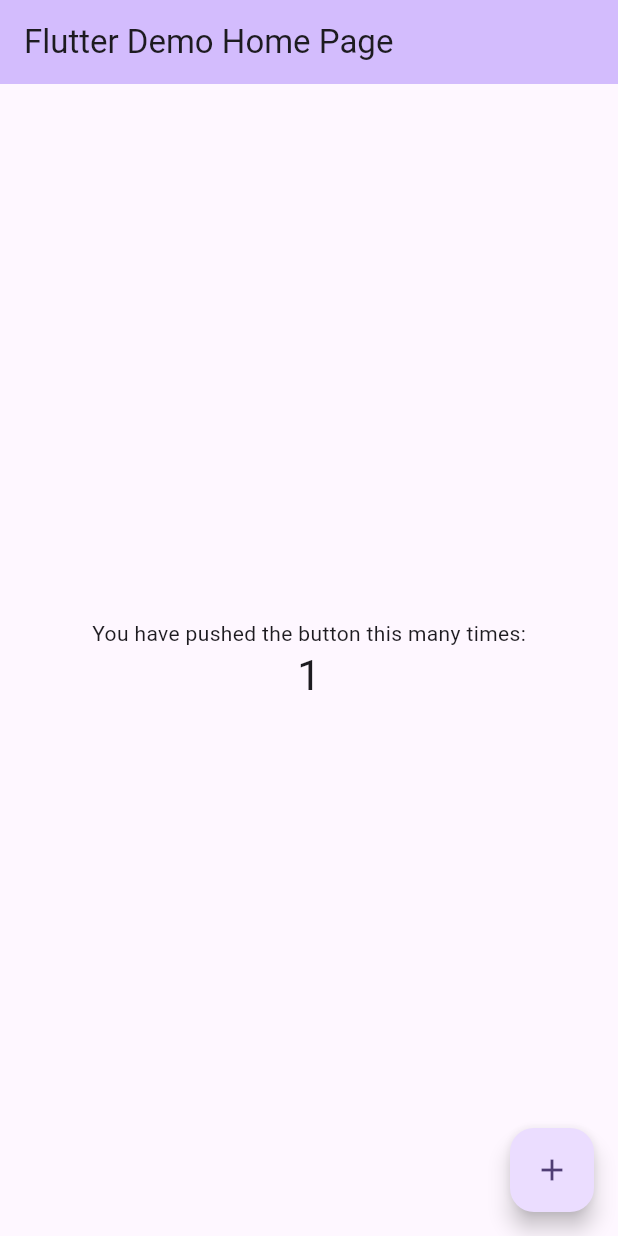
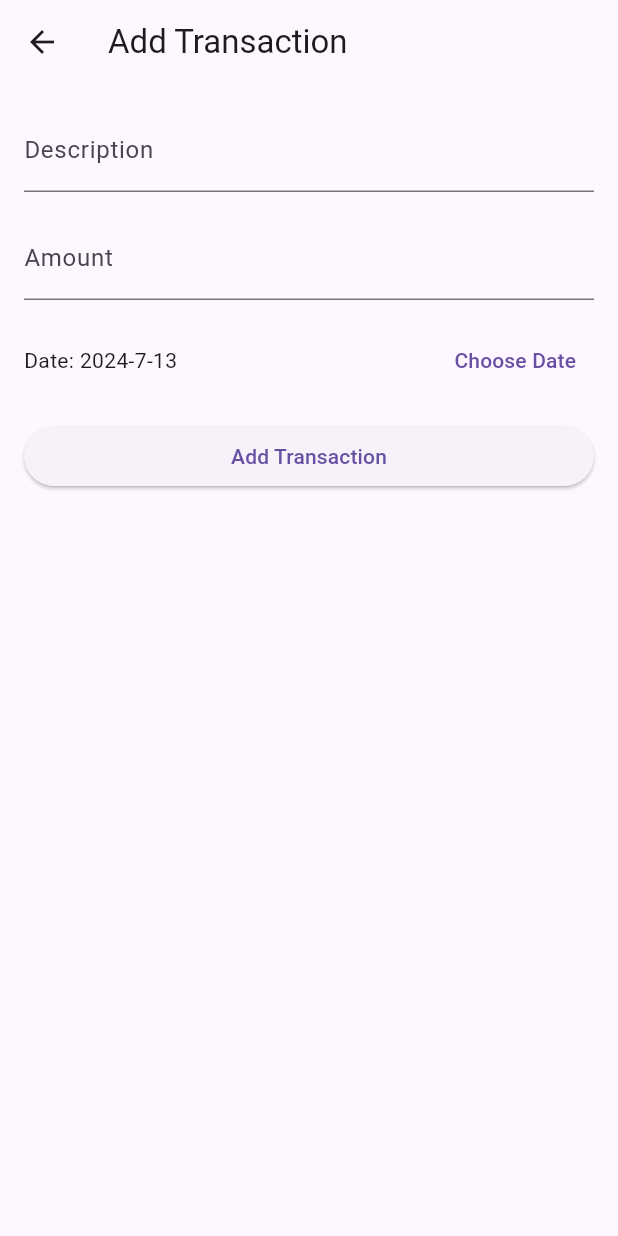
Before and after one commit to GodzillaAllen/not_a_calculator, a Flutter app: the screen it shows after launch, after a tap on the "add" icon, on a phone screen of 412 x 824 dp. Run offline on Flutter 3.47's test engine with Material 3 defaults, Android fonts, the phone set to English and light mode, and no system bars; our stand-ins replace get, sqflite; accounts and stored records are empty.

Commit message:
flow finished need to fix ui

```diff
--- /dev/null
+++ b/lib/controllers/transaction_controller.dart
@@ -0,0 +1,53 @@
+import 'package:get/get.dart';
+import '../data/database_helper.dart';
+import '../data/models/transaction_data.dart';
+
+class TransactionController extends GetxController {
+  var transactions = <TransactionData>[].obs;
+  var filteredTransactions = <TransactionData>[].obs;
+
+  @override
+  void onInit() {
+    super.onInit();
+    fetchTransactions();
+  }
+
+  void fetchTransactions() async {
+    final dbHelper = DatabaseHelper();
+    final result = await dbHelper.queryAllTransactions();
+    transactions.value = result.map((e) => TransactionData.fromMap(e)).toList();
+    filteredTransactions.value = transactions;
+  }
+
+  void addTransaction(TransactionData transaction) async {
+    final dbHelper = DatabaseHelper();
+    await dbHelper.insertTransaction(transaction.toMap());
+    fetchTransactions();
+  }
+
+  void deleteTransaction(int id) async {
+    final dbHelper = DatabaseHelper();
+    await dbHelper.deleteTransaction(id);
+    fetchTransactions();
+  }
+
+  void filterTransactions(DateTime startDate, DateTime endDate) {
+    filteredTransactions.value = transactions.where((transaction) {
+      return transaction.date.isAfter(startDate) &&
+          transaction.date.isBefore(endDate);
+    }).toList();
+  }
+
+  double calculateTotalAmount(DateTime? startDate, DateTime? endDate) {
+    if (startDate == null || endDate == null) {
+      return transactions.fold(0, (sum, item) => sum + item.amount);
+    }
+    return filteredTransactions.fold(0, (sum, item) => sum + item.amount);
+  }
+
+  void updateTransaction(TransactionData transaction) async {
+    final dbHelper = DatabaseHelper();
+    await dbHelper.updateTransaction(transaction);
+    fetchTransactions();
+  }
+}
--- /dev/null
+++ b/lib/data/database_helper.dart
@@ -0,0 +1,61 @@
+import 'dart:async';
+import 'package:sqflite/sqflite.dart';
+import 'package:path/path.dart';
+import '../data/models/transaction_data.dart';
+
+class DatabaseHelper {
+  static Database? _database;
+  final String transactionTable = 'transaction_table';
+
+  Future<Database> get database async {
+    if (_database != null) return _database!;
+    _database = await initDatabase();
+    return _database!;
+  }
+
+  Future<Database> initDatabase() async {
+    final path = await getDatabasesPath();
+    final databasePath = join(path, 'transactions.db');
+
+    return await openDatabase(databasePath, version: 1,
+        onCreate: (Database db, int version) async {
+      await db.execute('''
+        CREATE TABLE $transactionTable(
+          id INTEGER PRIMARY KEY AUTOINCREMENT,
+          description TEXT,
+          amount REAL,
+          date TEXT
+        )
+      ''');
+    });
+  }
+
+  Future<void> insertTransaction(Map<String, dynamic> row) async {
+    final db = await database;
+    await db.insert(transactionTable, row);
+  }
+
+  Future<void> updateTransaction(TransactionData transaction) async {
+    final db = await database;
+    await db.update(
+      transactionTable,
+      transaction.toMap(),
+      where: 'id = ?',
+      whereArgs: [transaction.id],
+    );
+  }
+
+  Future<void> deleteTransaction(int id) async {
+    final db = await database;
+    await db.delete(
+      transactionTable,
+      where: 'id = ?',
+      whereArgs: [id],
+    );
+  }
+
+  Future<List<Map<String, dynamic>>> queryAllTransactions() async {
+    final db = await database;
+    return await db.query(transactionTable);
+  }
+}
--- /dev/null
+++ b/lib/data/models/transaction_data.dart
@@ -0,0 +1,30 @@
+class TransactionData {
+  int id;
+  String description;
+  double amount;
+  DateTime date;
+
+  TransactionData(
+      {required this.id,
+      required this.description,
+      required this.amount,
+      required this.date});
+
+  Map<String, dynamic> toMap() {
+    return {
+      'id': id,
+      'description': description,
+      'amount': amount,
+      'date': date.toIso8601String(),
+    };
+  }
+
+  factory TransactionData.fromMap(Map<String, dynamic> map) {
+    return TransactionData(
+      id: map['id'],
+      description: map['description'],
+      amount: map['amount'],
+      date: DateTime.parse(map['date']),
+    );
+  }
+}
--- a/lib/main.dart
+++ b/lib/main.dart
@@ -1,4 +1,6 @@
 import 'package:flutter/material.dart';
+import 'package:get/get.dart';
+import 'screens/home_page.dart';
 
 void main() {
   runApp(const MyApp());
@@ -7,119 +9,15 @@
 class MyApp extends StatelessWidget {
   const MyApp({super.key});
 
-  // This widget is the root of your application.
   @override
   Widget build(BuildContext context) {
-    return MaterialApp(
-      title: 'Flutter Demo',
+    return GetMaterialApp(
+      title: 'Money Manager',
       theme: ThemeData(
-        // This is the theme of your application.
-        //
-        // TRY THIS: Try running your application with "flutter run". You'll see
-        // the application has a purple toolbar. Then, without quitting the app,
-        // try changing the seedColor in the colorScheme below to Colors.green
-        // and then invoke "hot reload" (save your changes or press the "hot
-        // reload" button in a Flutter-supported IDE, or press "r" if you used
-        // the command line to start the app).
-        //
-        // Notice that the counter didn't reset back to zero; the application
-        // state is not lost during the reload. To reset the state, use hot
-        // restart instead.
-        //
-        // This works for code too, not just values: Most code changes can be
-        // tested with just a hot reload.
-        colorScheme: ColorScheme.fromSeed(seedColor: Colors.deepPurple),
-        useMaterial3: true,
+        primarySwatch: Colors.blue,
+        visualDensity: VisualDensity.adaptivePlatformDensity,
       ),
-      home: const MyHomePage(title: 'Flutter Demo Home Page'),
+      home: const HomePage(),
     );
   }
 }
-
-class MyHomePage extends StatefulWidget {
-  const MyHomePage({super.key, required this.title});
-
-  // This widget is the home page of your application. It is stateful, meaning
-  // that it has a State object (defined below) that contains fields that affect
-  // how it looks.
-
-  // This class is the configuration for the state. It holds the values (in this
-  // case the title) provided by the parent (in this case the App widget) and
-  // used by the build method of the State. Fields in a Widget subclass are
-  // always marked "final".
-
-  final String title;
-
-  @override
-  State<MyHomePage> createState() => _MyHomePageState();
-}
-
-class _MyHomePageState extends State<MyHomePage> {
-  int _counter = 0;
-
-  void _incrementCounter() {
-    setState(() {
-      // This call to setState tells the Flutter framework that something has
-      // changed in this State, which causes it to rerun the build method below
-      // so that the display can reflect the updated values. If we changed
-      // _counter without calling setState(), then the build method would not be
-      // called again, and so nothing would appear to happen.
-      _counter++;
-    });
-  }
-
-  @override
-  Widget build(BuildContext context) {
-    // This method is rerun every time setState is called, for instance as done
-    // by the _incrementCounter method above.
-    //
-    // The Flutter framework has been optimized to make rerunning build methods
-    // fast, so that you can just rebuild anything that needs updating rather
-    // than having to individually change instances of widgets.
-    return Scaffold(
-      appBar: AppBar(
-        // TRY THIS: Try changing the color here to a specific color (to
-        // Colors.amber, perhaps?) and trigger a hot reload to see the AppBar
-        // change color while the other colors stay the same.
-        backgroundColor: Theme.of(context).colorScheme.inversePrimary,
-        // Here we take the value from the MyHomePage object that was created by
-        // the App.build method, and use it to set our appbar title.
-        title: Text(widget.title),
-      ),
-      body: Center(
-        // Center is a layout widget. It takes a single child and positions it
-        // in the middle of the parent.
-        child: Column(
-          // Column is also a layout widget. It takes a list of children and
-          // arranges them vertically. By default, it sizes itself to fit its
-          // children horizontally, and tries to be as tall as its parent.
-          //
-          // Column has various properties to control how it sizes itself and
-          // how it positions its children. Here we use mainAxisAlignment to
-          // center the children vertically; the main axis here is the vertical
-          // axis because Columns are vertical (the cross axis would be
-          // horizontal).
-          //
-          // TRY THIS: Invoke "debug painting" (choose the "Toggle Debug Paint"
-          // action in the IDE, or press "p" in the console), to see the
-          // wireframe for each widget.
-          mainAxisAlignment: MainAxisAlignment.center,
-          children: <Widget>[
-            const Text(
-              'You have pushed the button this many times:',
-            ),
-            Text(
-              '$_counter',
-              style: Theme.of(context).textTheme.headlineMedium,
-            ),
-          ],
-        ),
-      ),
-      floatingActionButton: FloatingActionButton(
-        onPressed: _incrementCounter,
-        tooltip: 'Increment',
-        child: const Icon(Icons.add),
-      ), // This trailing comma makes auto-formatting nicer for build methods.
-    );
-  }
-}
--- /dev/null
+++ b/lib/screens/add_transaction_page.dart
@@ -0,0 +1,90 @@
+import 'package:flutter/material.dart';
+import 'package:get/get.dart';
+import '../controllers/transaction_controller.dart';
+import '../data/models/transaction_data.dart';
+
+class AddTransactionPage extends StatefulWidget {
+  const AddTransactionPage({super.key});
+
+  @override
+  // ignore: library_private_types_in_public_api
+  _AddTransactionPageState createState() => _AddTransactionPageState();
+}
+
+class _AddTransactionPageState extends State<AddTransactionPage> {
+  final TransactionController controller = Get.find<TransactionController>();
+  final TextEditingController descriptionController = TextEditingController();
+  final TextEditingController amountController = TextEditingController();
+  DateTime selectedDate = DateTime.now();
+
+  void _selectDate(BuildContext context) async {
+    final DateTime? picked = await showDatePicker(
+      context: context,
+      initialDate: selectedDate,
+      firstDate: DateTime(2000),
+      lastDate: DateTime(2101),
+    );
+    if (picked != null && picked != selectedDate) {
+      setState(() {
+        selectedDate = picked;
+      });
+    }
+  }
+
+  @override
+  Widget build(BuildContext context) {
+    return Scaffold(
+      appBar: AppBar(
+        title: const Text('Add Transaction'),
+      ),
+      body: Padding(
+        padding: const EdgeInsets.all(16.0),
+        child: Column(
+          crossAxisAlignment: CrossAxisAlignment.stretch,
+          children: [
+            TextFormField(
+              controller: descriptionController,
+              decoration: const InputDecoration(labelText: 'Description'),
+            ),
+            const SizedBox(height: 16.0),
+            TextFormField(
+              controller: amountController,
+              decoration: const InputDecoration(labelText: 'Amount'),
+              keyboardType:
+                  const TextInputType.numberWithOptions(decimal: true),
+            ),
+            const SizedBox(height: 16.0),
+            Row(
+              children: [
+                Expanded(
+                  child: Text(
+                    'Date: ${selectedDate.year}-${selectedDate.month}-${selectedDate.day}',
+                  ),
+                ),
+                TextButton(
+                  onPressed: () => _selectDate(context),
+                  child: const Text('Choose Date'),
+                ),
+              ],
+            ),
+            const SizedBox(height: 16.0),
+            ElevatedButton(
+              onPressed: () {
+                double amount = double.tryParse(amountController.text) ?? 0.0;
+                TransactionData newTransaction = TransactionData(
+                  id: 0, // SQLite autoincrements the ID
+                  description: descriptionController.text,
+                  amount: amount,
+                  date: selectedDate,
+                );
+                controller.addTransaction(newTransaction);
+                Get.back();
+              },
+              child: const Text('Add Transaction'),
+            ),
+          ],
+        ),
+      ),
+    );
+  }
+}
--- /dev/null
+++ b/lib/screens/home_page.dart
@@ -0,0 +1,81 @@
+import 'package:flutter/material.dart';
+import 'package:get/get.dart';
+import 'package:intl/intl.dart';
+import '../controllers/transaction_controller.dart';
+import 'add_transaction_page.dart';
+import 'edit_transaction_page.dart';
+import 'total_amount_page.dart';
+
+class HomePage extends StatefulWidget {
+  const HomePage({super.key});
+
+  @override
+  // ignore: library_private_types_in_public_api
+  _HomePageState createState() => _HomePageState();
+}
+
+class _HomePageState extends State<HomePage> {
+  final TransactionController controller = Get.put(TransactionController());
+  DateTimeRange? _selectedDateRange;
+
+  void _pickDateRange() async {
+    final DateTimeRange? picked = await showDateRangePicker(
+      context: context,
+      firstDate: DateTime(2000),
+      lastDate: DateTime(2101),
+    );
+    if (picked != null && picked != _selectedDateRange) {
+      setState(() {
+        _selectedDateRange = picked;
+        controller.filterTransactions(picked.start, picked.end);
+      });
+    }
+  }
+
+  @override
+  Widget build(BuildContext context) {
+    return Scaffold(
+      appBar: AppBar(
+        title: const Text('Money Manager'),
+        actions: [
+          IconButton(
+            icon: const Icon(Icons.calculate),
+            onPressed: () {
+              Get.to(() => const TotalAmountPage());
+            },
+          ),
+          IconButton(
+            icon: const Icon(Icons.filter_list),
+            onPressed: _pickDateRange,
+          ),
+        ],
+      ),
+      body: Obx(() {
+        return ListView.builder(
+          itemCount: controller.transactions.length,
+          itemBuilder: (context, index) {
+            final transaction = controller.transactions[index];
+            return ListTile(
+              title: Text(transaction.description),
+              subtitle: Text('\$${transaction.amount.toString()}'),
+              trailing: Text(DateFormat('yyyy-MM-dd').format(transaction.date)),
+              onTap: () {
+                Get.to(() => EditTransactionPage(transaction: transaction));
+              },
+              onLongPress: () {
+                controller.deleteTransaction(transaction.id);
+              },
+              // onLongPress: () => controller.deleteTransaction(transaction.id!),
+            );
+          },
+        );
+      }),
+      floatingActionButton: FloatingActionButton(
+        onPressed: () {
+          Get.to(() => const AddTransactionPage());
+        },
+        child: const Icon(Icons.add),
+      ),
+    );
+  }
+}
--- a/pubspec.yaml
+++ b/pubspec.yaml
@@ -35,6 +35,10 @@ dependencies:
   # The following adds the Cupertino Icons font to your application.
   # Use with the CupertinoIcons class for iOS style icons.
   cupertino_icons: ^1.0.6
+  get: ^4.6.6
+  path: ^1.9.0
+  sqflite: ^2.3.3+1
+  intl: ^0.19.0
 
 dev_dependencies:
   flutter_test:
```
Also changed, not shown: lib/screens/edit_transaction_page.dart (added, +65 -0 lines), lib/screens/total_amount_page.dart (added, +59 -0 lines), pubspec.lock, 11 other files.
